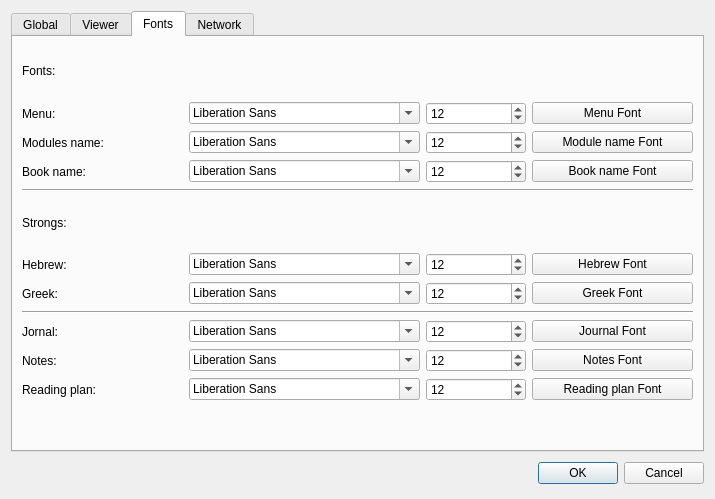
axsapronov/QSopherim, file src/gui/dialogs/settings/settings.ui: the form before one commit.
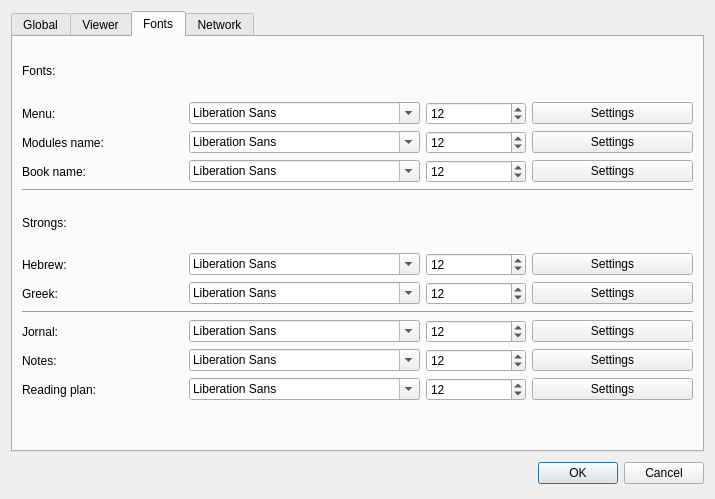
The form after the commit. The open tabs and pages were chosen to show the change.

What changed in the file:
```diff
--- a/src/gui/dialogs/settings/settings.ui
+++ b/src/gui/dialogs/settings/settings.ui
@@ -344,7 +344,7 @@
        <item row="1" column="3">
         <widget class="QPushButton" name="pBFontMenu">
          <property name="text">
-          <string>Menu Font</string>
+          <string>Settings</string>
          </property>
         </widget>
        </item>
@@ -383,7 +383,7 @@
        <item row="2" column="3">
         <widget class="QPushButton" name="pBFontModulesName">
          <property name="text">
-          <string>Module name Font</string>
+          <string>Settings</string>
          </property>
         </widget>
        </item>
@@ -422,7 +422,7 @@
        <item row="3" column="3">
         <widget class="QPushButton" name="pBFontBookName">
          <property name="text">
-          <string>Book name Font</string>
+          <string>Settings</string>
          </property>
         </widget>
        </item>
@@ -475,7 +475,7 @@
        <item row="6" column="3">
         <widget class="QPushButton" name="pBFontStrongsHebrew">
          <property name="text">
-          <string>Hebrew Font</string>
+          <string>Settings</string>
          </property>
         </widget>
        </item>
@@ -511,7 +511,7 @@
        <item row="7" column="3">
         <widget class="QPushButton" name="pBFontStrongsGreek">
          <property name="text">
-          <string>Greek Font</string>
+          <string>Settings</string>
          </property>
         </widget>
        </item>
@@ -554,7 +554,7 @@
        <item row="9" column="3">
         <widget class="QPushButton" name="pBFontJornal">
          <property name="text">
-          <string>Journal Font</string>
+          <string>Settings</string>
          </property>
         </widget>
        </item>
@@ -590,7 +590,7 @@
        <item row="10" column="3">
         <widget class="QPushButton" name="pBFontNotes">
          <property name="text">
-          <string>Notes Font</string>
+          <string>Settings</string>
          </property>
         </widget>
        </item>
@@ -626,7 +626,7 @@
        <item row="11" column="3">
         <widget class="QPushButton" name="pBFontReadingPlan">
          <property name="text">
-          <string>Reading plan Font</string>
+          <string>Settings</string>
          </property>
         </widget>
        </item>
```
Left out of the diff: 2 changed lines with no effect on the pictures.
